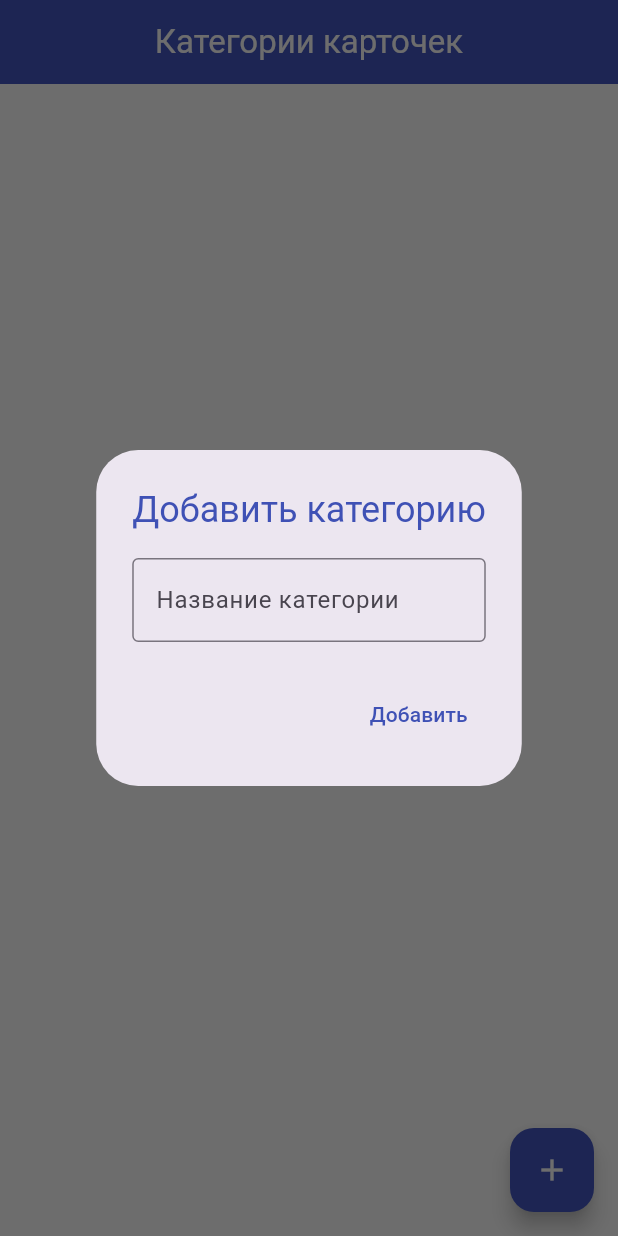
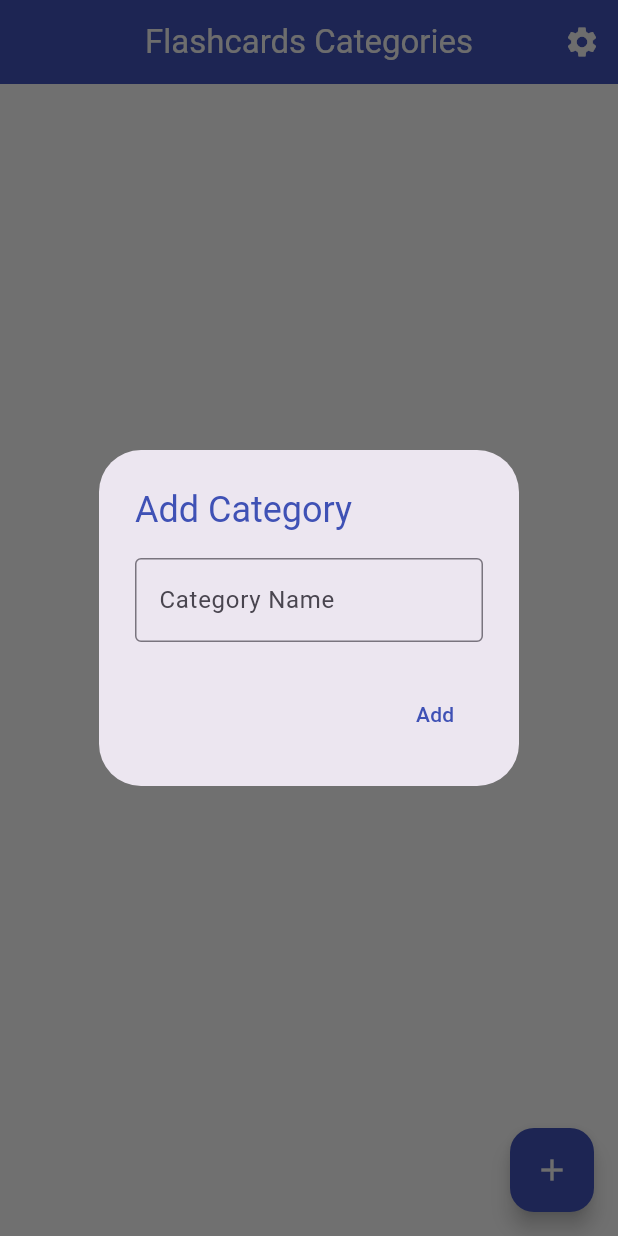
Before and after one commit to xibrox/flutter_flashcards, a Flutter app: the screen it shows after launch, after a tap on the "add" icon, on a phone screen of 412 x 824 dp. Run offline on Flutter 3.47's test engine with Material 3 defaults, Android fonts, the phone set to English and light mode, and no system bars; our stand-ins replace isar; accounts and stored records are empty; generated files the repository leaves out were written again.

Commit message:
Added settings, dark mode, language picker and app color picker: fix 2

```diff
--- a/lib/main.dart
+++ b/lib/main.dart
@@ -2,18 +2,25 @@ import 'dart:io';
 import 'package:flutter/material.dart';
 import 'package:isar/isar.dart';
 import 'package:path_provider/path_provider.dart';
+import 'package:provider/provider.dart';
 import 'models.dart';
 import 'pages/home_page.dart';
+import 'settings_model.dart';
 
 Future<void> main() async {
   WidgetsFlutterBinding.ensureInitialized();
   final dir = await getApplicationDocumentsDirectory();
   final isar = await Isar.open(
     [CategorySchema],
-    directory: dir.path, // supply the directory here
+    directory: dir.path,
     inspector: true,
   );
-  runApp(FlashcardsApp(isar: isar));
+  runApp(
+    ChangeNotifierProvider(
+      create: (_) => SettingsModel(),
+      child: FlashcardsApp(isar: isar),
+    ),
+  );
 }
 
 class FlashcardsApp extends StatelessWidget {
@@ -22,19 +29,36 @@ class FlashcardsApp extends StatelessWidget {
 
   @override
   Widget build(BuildContext context) {
+    return Consumer<SettingsModel>(
+      builder: (context, settings, child) {
         return MaterialApp(
-      title: 'Приложение для карточек',
+          title:
+              settings.language == 'en'
+                  ? 'Flashcards App'
+                  : 'Приложение для карточек',
           debugShowCheckedModeBanner: false,
           theme: ThemeData(
-        primarySwatch: Colors.indigo,
-        scaffoldBackgroundColor: Colors.grey[200],
+            brightness:
+                settings.isDarkMode ? Brightness.dark : Brightness.light,
+            primaryColor: settings.primaryColor,
+            scaffoldBackgroundColor:
+                settings.isDarkMode ? Colors.grey[900] : Colors.grey[100],
             appBarTheme: AppBarTheme(
-          backgroundColor: Colors.indigo,
-          foregroundColor: Colors.grey[200],
-          elevation: 0,
+              backgroundColor: settings.primaryColor,
+              foregroundColor:
+                  settings.isDarkMode ? Colors.white : Colors.grey[200],
+            ),
+            floatingActionButtonTheme: FloatingActionButtonThemeData(
+              backgroundColor: settings.primaryColor,
+              foregroundColor:
+                  settings.isDarkMode ? Colors.white : Colors.grey[200],
             ),
           ),
+          // Optionally, set the locale if you add more robust localization:
+          locale: Locale(settings.language),
           home: HomePage(isar: isar),
+        );
+      },
     );
   }
 }
--- a/lib/pages/home_page.dart
+++ b/lib/pages/home_page.dart
@@ -1,7 +1,10 @@
 import 'package:flutter/material.dart';
 import 'package:isar/isar.dart';
+import 'package:provider/provider.dart';
 import '../models.dart';
 import 'category_page.dart';
+import 'settings_page.dart';
+import '../settings_model.dart';
 
 class HomePage extends StatefulWidget {
   final Isar isar;
@@ -21,7 +24,6 @@ class _HomePageState extends State<HomePage> {
   }
 
   Future<void> _loadCategories() async {
-    // Query all categories from the Isar database.
     final cats = await widget.isar.categories.where().findAll();
     setState(() {
       categories = cats;
@@ -35,14 +37,26 @@ class _HomePageState extends State<HomePage> {
       builder: (context) {
         return AlertDialog(
           title: Text(
-            'Добавить категорию',
-            style: TextStyle(color: Colors.indigo),
+            Provider.of<SettingsModel>(context, listen: false).language == 'en'
+                ? 'Add Category'
+                : 'Добавить категорию',
+            style: TextStyle(
+              color:
+                  Provider.of<SettingsModel>(
+                    context,
+                    listen: false,
+                  ).primaryColor,
+            ),
           ),
           content: TextField(
             controller: controller,
             decoration: InputDecoration(
-              hintText: 'Название категории',
-              border: OutlineInputBorder(),
+              hintText:
+                  Provider.of<SettingsModel>(context, listen: false).language ==
+                          'en'
+                      ? 'Category Name'
+                      : 'Название категории',
+              border: const OutlineInputBorder(),
             ),
           ),
           actions: [
@@ -57,7 +71,19 @@ class _HomePageState extends State<HomePage> {
                 }
                 Navigator.pop(context);
               },
-              child: Text('Добавить', style: TextStyle(color: Colors.indigo)),
+              child: Text(
+                Provider.of<SettingsModel>(context, listen: false).language ==
+                        'en'
+                    ? 'Add'
+                    : 'Добавить',
+                style: TextStyle(
+                  color:
+                      Provider.of<SettingsModel>(
+                        context,
+                        listen: false,
+                      ).primaryColor,
+                ),
+              ),
             ),
           ],
         );
@@ -74,40 +100,62 @@ class _HomePageState extends State<HomePage> {
 
   @override
   Widget build(BuildContext context) {
+    final settings = Provider.of<SettingsModel>(context);
     return Scaffold(
-      appBar: AppBar(title: Text('Категории карточек'), centerTitle: true),
+      appBar: AppBar(
+        title: Text(
+          settings.language == 'en'
+              ? 'Flashcards Categories'
+              : 'Категории карточек',
+        ),
+        centerTitle: true,
+        actions: [
+          IconButton(
+            icon: const Icon(Icons.settings),
+            onPressed: () {
+              Navigator.push(
+                context,
+                MaterialPageRoute(builder: (context) => const SettingsPage()),
+              );
+            },
+          ),
+        ],
+      ),
       body:
           categories.isEmpty
               ? Center(
                 child: Text(
-                  'Категории пока не добавлены.',
-                  style: TextStyle(fontSize: 18),
+                  settings.language == 'en'
+                      ? 'No categories added yet.'
+                      : 'Категории пока не добавлены.',
+                  style: const TextStyle(fontSize: 18),
                 ),
               )
               : ListView.separated(
-                padding: EdgeInsets.all(16),
+                padding: const EdgeInsets.all(16),
                 itemCount: categories.length,
-                separatorBuilder: (_, __) => Divider(),
+                separatorBuilder: (_, __) => const Divider(),
                 itemBuilder: (context, index) {
                   final cat = categories[index];
                   return ListTile(
-                    contentPadding: EdgeInsets.symmetric(
+                    contentPadding: const EdgeInsets.symmetric(
                       horizontal: 16,
                       vertical: 8,
                     ),
-                    tileColor: Colors.white,
+                    tileColor:
+                        settings.isDarkMode ? Colors.grey[800] : Colors.white,
                     shape: RoundedRectangleBorder(
                       borderRadius: BorderRadius.circular(8),
                     ),
                     title: Text(
                       cat.name,
-                      style: TextStyle(
+                      style: const TextStyle(
                         fontSize: 20,
                         fontWeight: FontWeight.w600,
                       ),
                     ),
                     trailing: IconButton(
-                      icon: Icon(Icons.delete, color: Colors.redAccent),
+                      icon: const Icon(Icons.delete, color: Colors.redAccent),
                       onPressed: () => _deleteCategory(cat),
                     ),
                     onTap: () {
@@ -127,9 +175,7 @@ class _HomePageState extends State<HomePage> {
               ),
       floatingActionButton: FloatingActionButton(
         onPressed: _addCategory,
-        backgroundColor: Colors.indigo,
-        foregroundColor: Colors.grey[200],
-        child: Icon(Icons.add),
+        child: const Icon(Icons.add),
       ),
     );
   }
--- /dev/null
+++ b/lib/settings_model.dart
@@ -0,0 +1,26 @@
+import 'package:flutter/material.dart';
+
+class SettingsModel extends ChangeNotifier {
+  bool _isDarkMode = false;
+  Color _primaryColor = Colors.indigo;
+  String _language = 'en';
+
+  bool get isDarkMode => _isDarkMode;
+  Color get primaryColor => _primaryColor;
+  String get language => _language;
+
+  void toggleDarkMode(bool value) {
+    _isDarkMode = value;
+    notifyListeners();
+  }
+
+  void updateAppBarColor(Color color) {
+    _primaryColor = color;
+    notifyListeners();
+  }
+
+  void updateLanguage(String lang) {
+    _language = lang;
+    notifyListeners();
+  }
+}
--- a/pubspec.yaml
+++ b/pubspec.yaml
@@ -37,6 +37,7 @@ dependencies:
   isar: ^3.1.0+1
   isar_flutter_libs: ^3.1.0+1
   path_provider: ^2.1.5
+  provider: ^6.1.2
 
 dev_dependencies:
   flutter_test:
```
Also changed, not shown: lib/pages/category_page.dart (+51 -8 lines), lib/pages/learn_page.dart (+14 -3 lines), lib/pages/settings_page.dart (added, +80 -0 lines), pubspec.lock, 2 other files. Lines whose indentation alone changed are shown as unchanged.
